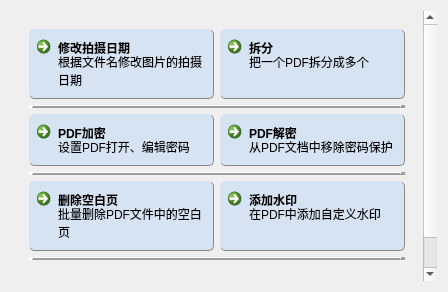
First picture: the form in app/ui/image_tools/image_tool_ui.ui, repository LC044/EasyBox, before the edit.
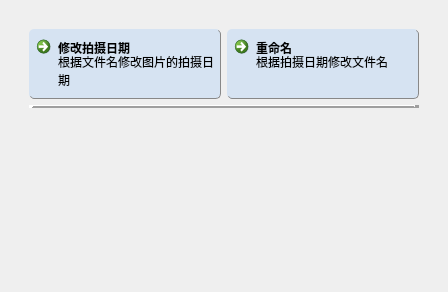
Second picture: the form after the edit. Icons and pictures are not drawn.

Commit message: 图片工具——根据文件名修改图片元数据功能-支持设置自定义时间

What changed in the file:
```diff
--- a/app/ui/image_tools/image_tool_ui.ui
+++ b/app/ui/image_tools/image_tool_ui.ui
@@ -73,206 +73,6 @@
 }</string>
          </property>
          <layout class="QGridLayout" name="gridLayout_3">
-          <item row="3" column="0" colspan="2">
-           <widget class="Line" name="line_5">
-            <property name="styleSheet">
-             <string notr="true">border-bottom: 2px solid #888888;</string>
-            </property>
-            <property name="frameShadow">
-             <enum>QFrame::Raised</enum>
-            </property>
-            <property name="lineWidth">
-             <number>5</number>
-            </property>
-            <property name="orientation">
-             <enum>Qt::Horizontal</enum>
-            </property>
-           </widget>
-          </item>
-          <item row="6" column="0" colspan="2">
-           <widget class="Line" name="line_7">
-            <property name="styleSheet">
-             <string notr="true">border-bottom: 2px solid #888888;</string>
-            </property>
-            <property name="frameShadow">
-             <enum>QFrame::Raised</enum>
-            </property>
-            <property name="lineWidth">
-             <number>5</number>
-            </property>
-            <property name="orientation">
-             <enum>Qt::Horizontal</enum>
-            </property>
-           </widget>
-          </item>
-          <item row="2" column="0">
-           <widget class="QCommandLinkButton" name="commandLinkButton_encrypt">
-            <property name="enabled">
-             <bool>true</bool>
-            </property>
-            <property name="cursor">
-             <cursorShape>PointingHandCursor</cursorShape>
-            </property>
-            <property name="tabletTracking">
-             <bool>false</bool>
-            </property>
-            <property name="focusPolicy">
-             <enum>Qt::StrongFocus</enum>
-            </property>
-            <property name="contextMenuPolicy">
-             <enum>Qt::DefaultContextMenu</enum>
-            </property>
-            <property name="toolTipDuration">
-             <number>-1</number>
-            </property>
-            <property name="layoutDirection">
-             <enum>Qt::LeftToRight</enum>
-            </property>
-            <property name="autoFillBackground">
-             <bool>false</bool>
-            </property>
-            <property name="text">
-             <string>PDF加密</string>
-            </property>
-            <property name="icon">
-             <iconset>
-              <normaloff>../../../resources/icons/random.svg</normaloff>../../../resources/icons/random.svg</iconset>
-            </property>
-            <property name="checkable">
-             <bool>true</bool>
-            </property>
-            <property name="checked">
-             <bool>false</bool>
-            </property>
-            <property name="autoRepeat">
-             <bool>false</bool>
-            </property>
-            <property name="autoExclusive">
-             <bool>false</bool>
-            </property>
-            <property name="autoDefault">
-             <bool>false</bool>
-            </property>
-            <property name="default">
-             <bool>false</bool>
-            </property>
-            <property name="description">
-             <string>设置PDF打开、编辑密码</string>
-            </property>
-           </widget>
-          </item>
-          <item row="2" column="1">
-           <widget class="QCommandLinkButton" name="commandLinkButton_decrypt">
-            <property name="enabled">
-             <bool>true</bool>
-            </property>
-            <property name="cursor">
-             <cursorShape>PointingHandCursor</cursorShape>
-            </property>
-            <property name="tabletTracking">
-             <bool>false</bool>
-            </property>
-            <property name="focusPolicy">
-             <enum>Qt::StrongFocus</enum>
-            </property>
-            <property name="contextMenuPolicy">
-             <enum>Qt::DefaultContextMenu</enum>
-            </property>
-            <property name="toolTipDuration">
-             <number>-1</number>
-            </property>
-            <property name="layoutDirection">
-             <enum>Qt::LeftToRight</enum>
-            </property>
-            <property name="autoFillBackground">
-             <bool>false</bool>
-            </property>
-            <property name="text">
-             <string>PDF解密</string>
-            </property>
-            <property name="icon">
-             <iconset>
-              <normaloff>../../../resources/icons/ratio.svg</normaloff>../../../resources/icons/ratio.svg</iconset>
-            </property>
-            <property name="checkable">
-             <bool>false</bool>
-            </property>
-            <property name="checked">
-             <bool>false</bool>
-            </property>
-            <property name="autoRepeat">
-             <bool>false</bool>
-            </property>
-            <property name="autoExclusive">
-             <bool>false</bool>
-            </property>
-            <property name="autoDefault">
-             <bool>false</bool>
-            </property>
-            <property name="default">
-             <bool>false</bool>
-            </property>
-            <property name="description">
-             <string>从PDF文档中移除密码保护</string>
-            </property>
-           </widget>
-          </item>
-          <item row="5" column="0">
-           <widget class="QCommandLinkButton" name="commandLinkButton_delete_blank_pages">
-            <property name="enabled">
-             <bool>true</bool>
-            </property>
-            <property name="cursor">
-             <cursorShape>PointingHandCursor</cursorShape>
-            </property>
-            <property name="tabletTracking">
-             <bool>false</bool>
-            </property>
-            <property name="focusPolicy">
-             <enum>Qt::StrongFocus</enum>
-            </property>
-            <property name="contextMenuPolicy">
-             <enum>Qt::DefaultContextMenu</enum>
-            </property>
-            <property name="toolTipDuration">
-             <number>-1</number>
-            </property>
-            <property name="layoutDirection">
-             <enum>Qt::LeftToRight</enum>
-            </property>
-            <property name="autoFillBackground">
-             <bool>false</bool>
-            </property>
-            <property name="text">
-             <string>删除空白页</string>
-            </property>
-            <property name="icon">
-             <iconset>
-              <normaloff>../../../resources/icons/strategy.svg</normaloff>../../../resources/icons/strategy.svg</iconset>
-            </property>
-            <property name="checkable">
-             <bool>true</bool>
-            </property>
-            <property name="checked">
-             <bool>false</bool>
-            </property>
-            <property name="autoRepeat">
-             <bool>false</bool>
-            </property>
-            <property name="autoExclusive">
-             <bool>false</bool>
-            </property>
-            <property name="autoDefault">
-             <bool>false</bool>
-            </property>
-            <property name="default">
-             <bool>false</bool>
-            </property>
-            <property name="description">
-             <string>批量删除PDF文件中的空白页</string>
-            </property>
-           </widget>
-          </item>
           <item row="1" column="0" colspan="2">
            <widget class="Line" name="line_8">
             <property name="styleSheet">
@@ -289,6 +89,62 @@
             </property>
            </widget>
           </item>
+          <item row="0" column="1">
+           <widget class="QCommandLinkButton" name="commandLinkButton_modify_name_by_time">
+            <property name="enabled">
+             <bool>true</bool>
+            </property>
+            <property name="cursor">
+             <cursorShape>PointingHandCursor</cursorShape>
+            </property>
+            <property name="tabletTracking">
+             <bool>false</bool>
+            </property>
+            <property name="focusPolicy">
+             <enum>Qt::StrongFocus</enum>
+            </property>
+            <property name="contextMenuPolicy">
+             <enum>Qt::DefaultContextMenu</enum>
+            </property>
+            <property name="toolTipDuration">
+             <number>-1</number>
+            </property>
+            <property name="layoutDirection">
+             <enum>Qt::LeftToRight</enum>
+            </property>
+            <property name="autoFillBackground">
+             <bool>false</bool>
+            </property>
+            <property name="text">
+             <string>重命名</string>
+            </property>
+            <property name="icon">
+             <iconset>
+              <normaloff>../../../resources/icons/strategy.svg</normaloff>../../../resources/icons/strategy.svg</iconset>
+            </property>
+            <property name="checkable">
+             <bool>true</bool>
+            </property>
+            <property name="checked">
+             <bool>false</bool>
+            </property>
+            <property name="autoRepeat">
+             <bool>false</bool>
+            </property>
+            <property name="autoExclusive">
+             <bool>false</bool>
+            </property>
+            <property name="autoDefault">
+             <bool>false</bool>
+            </property>
+            <property name="default">
+             <bool>false</bool>
+            </property>
+            <property name="description">
+             <string>根据拍摄日期修改文件名</string>
+            </property>
+           </widget>
+          </item>
           <item row="0" column="0">
            <widget class="QCommandLinkButton" name="commandLinkButton_modify_date">
             <property name="enabled">
@@ -345,72 +201,6 @@
             </property>
            </widget>
           </item>
-          <item row="0" column="1">
-           <widget class="QCommandLinkButton" name="commandLinkButton_split_pdf">
-            <property name="enabled">
-             <bool>true</bool>
-            </property>
-            <property name="cursor">
-             <cursorShape>PointingHandCursor</cursorShape>
-            </property>
-            <property name="tabletTracking">
-             <bool>false</bool>
-            </property>
-            <property name="focusPolicy">
-             <enum>Qt::StrongFocus</enum>
-            </property>
-            <property name="contextMenuPolicy">
-             <enum>Qt::DefaultContextMenu</enum>
-            </property>
-            <property name="toolTipDuration">
-             <number>-1</number>
-            </property>
-            <property name="layoutDirection">
-             <enum>Qt::LeftToRight</enum>
-            </property>
-            <property name="autoFillBackground">
-             <bool>false</bool>
-            </property>
-            <property name="text">
-             <string>拆分</string>
-            </property>
-            <property name="icon">
-             <iconset>
-              <normaloff>../../../resources/icons/strategy.svg</normaloff>../../../resources/icons/strategy.svg</iconset>
-            </property>
-            <property name="checkable">
-             <bool>true</bool>
-            </property>
-            <property name="checked">
-             <bool>false</bool>
-            </property>
-            <property name="autoRepeat">
-             <bool>false</bool>
-            </property>
-            <property name="autoExclusive">
-             <bool>false</bool>
-            </property>
-            <property name="autoDefault">
-             <bool>false</bool>
-            </property>
-            <property name="default">
-             <bool>false</bool>
-            </property>
-            <property name="description">
-             <string>把一个PDF拆分成多个</string>
-            </property>
-           </widget>
-          </item>
-          <item row="5" column="1">
-           <widget class="QCommandLinkButton" name="commandLinkButton_add_watermark">
-            <property name="text">
-             <string>添加水印</string>
-            </property>
-            <property name="description">
-             <string>在PDF中添加自定义水印</string>
-            </property>
-           </widget>
-          </item>
          </layout>
         </widget>
        </item>
```
The commit also changes 7 other files.
